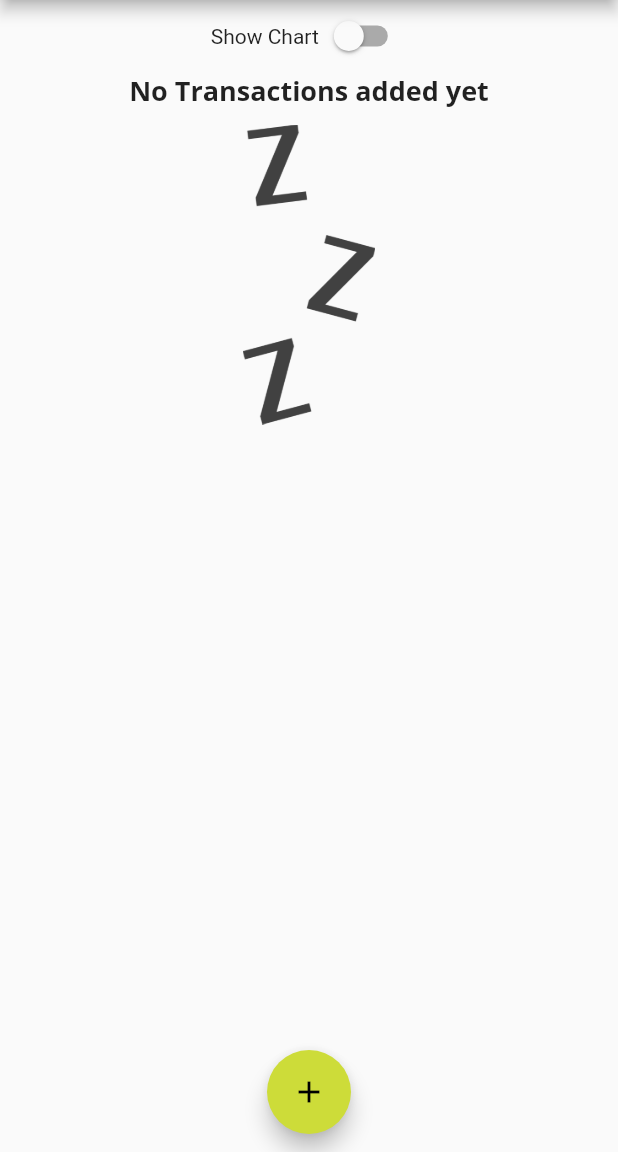
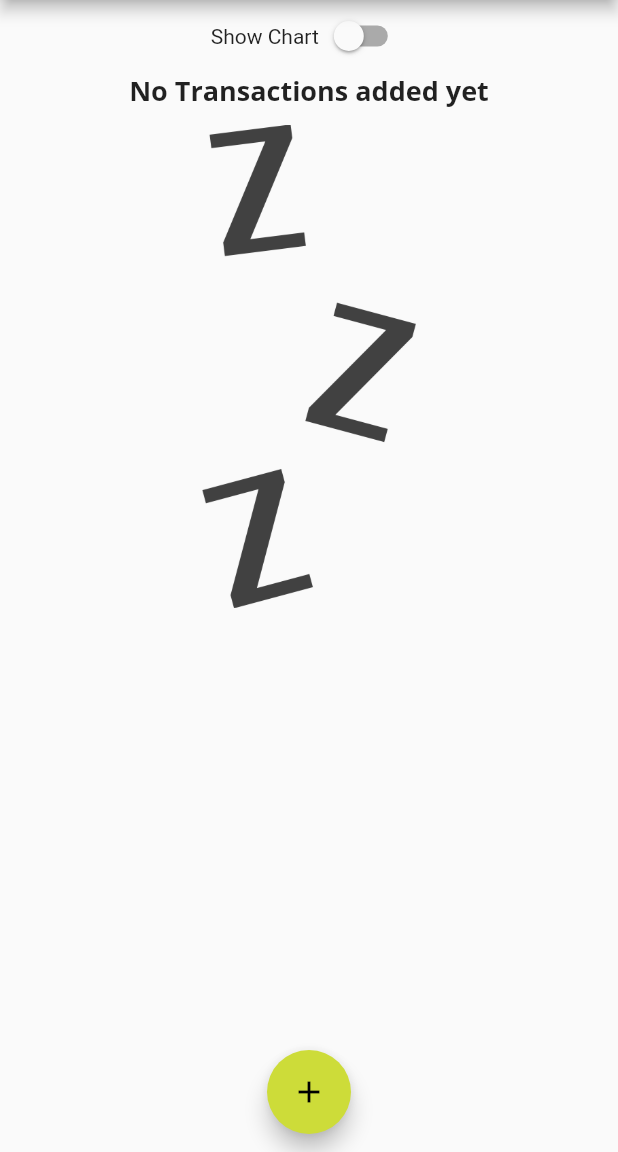
Before and after one commit to Damian9696/personal_expenses, a Flutter app: the screen it shows after launch, on a phone screen of 412 x 824 dp, the part 84-1236 px from its top. Run offline on Flutter 3.47's test engine with Material 2 defaults, Android fonts, the phone set to English and light mode, and no system bars.

Commit message:
Updated widget to properly fit in the screen height;

```diff
--- a/lib/widgets/transaction_list.dart
+++ b/lib/widgets/transaction_list.dart
@@ -11,7 +11,8 @@ class TransactionList extends StatelessWidget {
   @override
   Widget build(BuildContext context) {
     return transactions.isEmpty
-        ? Column(
+        ? LayoutBuilder(builder: (context, constraints) {
+            return Column(
               children: [
                 Text(
                   "No Transactions added yet",
@@ -21,13 +22,14 @@ class TransactionList extends StatelessWidget {
                   height: 10,
                 ),
                 Container(
-                  height: 200,
+                    height: constraints.maxHeight * 0.6,
                     child: Image.asset(
                       "assets/images/waiting.png",
                       fit: BoxFit.cover,
                     )),
               ],
-          )
+            );
+          })
         : ListView.builder(
             itemBuilder: (context, index) {
               return Card(
```
Lines whose indentation alone changed are shown as unchanged.
